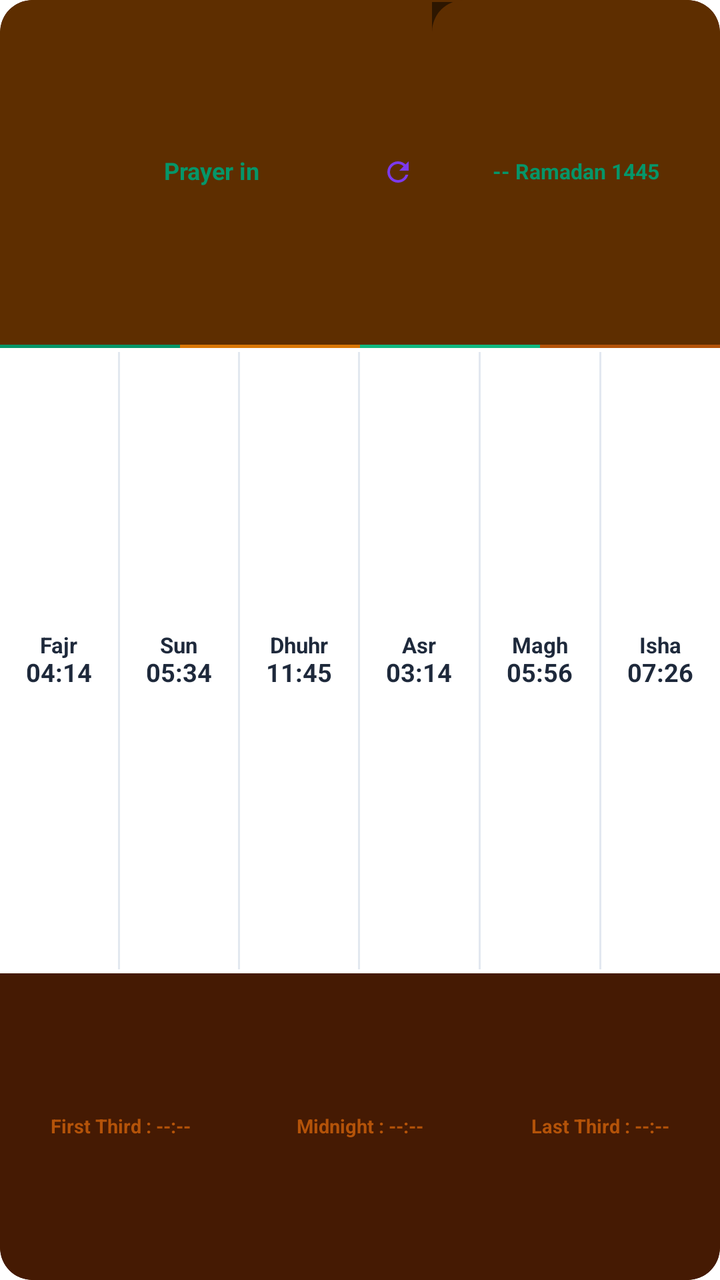
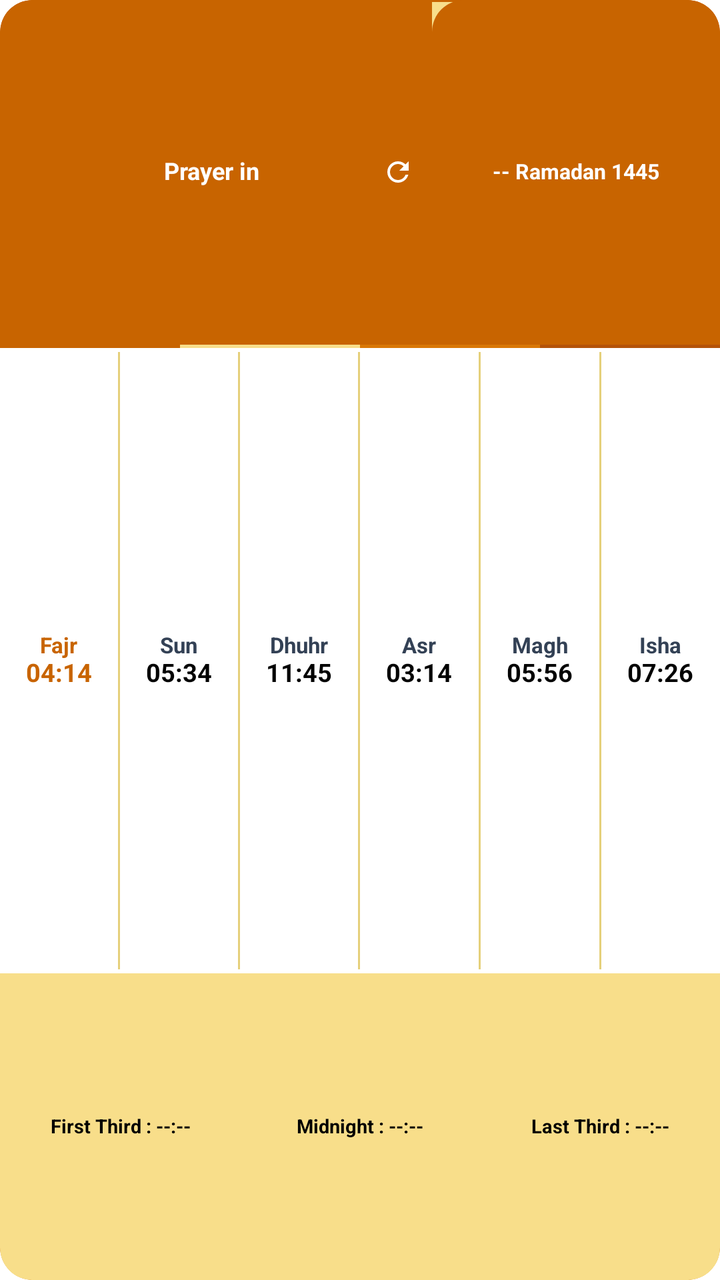

Screens rendered from an Android XML layout before and after an edit, with the pre-edit source and the edit as a unified diff.
<!-- AndroidManifest.xml: application theme AppTheme.NoActionBar -->
<!-- res/layout/prayer_widget_small_ltr.xml -->
<?xml version="1.0" encoding="utf-8"?>
<LinearLayout xmlns:android="http://schemas.android.com/apk/res/android"
    android:id="@+id/widget_root"
    android:layout_width="match_parent"
    android:layout_height="match_parent"
    android:orientation="vertical"
    android:layoutDirection="ltr"
    android:background="@drawable/widget_bg_white"
    android:clipToOutline="true"
    android:padding="0dp">

    
    <LinearLayout
        android:layout_width="match_parent"
        android:layout_height="0dp"
        android:layout_weight="27"
        android:orientation="horizontal"
        android:baselineAligned="false">

        
        <RelativeLayout
            android:id="@+id/widget_top_right_section"
            android:layout_width="0dp"
            android:layout_weight="6"
            android:layout_height="match_parent"
            android:background="@drawable/widget_top_right_bg"
            android:padding="0dp">

            
            <ImageView
                android:id="@+id/widget_app_icon_small"
                android:layout_width="18dp"
                android:layout_height="18dp"
                android:src="@mipmap/ic_launcher"
                android:layout_alignParentStart="true"
                android:layout_centerVertical="true"
                android:layout_marginStart="8dp"
                android:contentDescription="App Icon" />

            <ImageView
                android:id="@+id/widget_app_icon_large"
                android:layout_width="22dp"
                android:layout_height="22dp"
                android:src="@mipmap/ic_launcher"
                android:layout_alignParentStart="true"
                android:layout_centerVertical="true"
                android:layout_marginStart="8dp"
                android:visibility="gone"
                android:contentDescription="App Icon Large" />

            
            <LinearLayout
                android:id="@+id/widget_next_prayer_container"
                android:layout_width="wrap_content"
                android:layout_height="wrap_content"
                android:orientation="horizontal"
                android:layout_centerInParent="true"
                android:gravity="center">

                <TextView
                    android:id="@+id/widget_next_prayer_name"
                    android:layout_width="wrap_content"
                    android:layout_height="wrap_content"
                    android:text="Prayer in"
                    android:textColor="#059669"
                    android:textSize="12sp"
                    android:textStyle="bold"
                    android:singleLine="true"
                    android:includeFontPadding="false"
                    android:layout_marginEnd="4dp" />

                <Chronometer
                    android:id="@+id/widget_next_prayer_time"
                    android:layout_width="wrap_content"
                    android:layout_height="wrap_content"
                    android:textColor="#1E293B"
                    android:textSize="14sp"
                    android:textStyle="bold"
                    android:includeFontPadding="false"
                    android:countDown="true"
                    android:visibility="gone" />

                <TextView
                    android:id="@+id/widget_next_prayer_time_en"
                    android:layout_width="wrap_content"
                    android:layout_height="wrap_content"
                    android:textColor="#1E293B"
                    android:textSize="14sp"
                    android:textStyle="bold"
                    android:includeFontPadding="false" />
            </LinearLayout>

            
            <ImageView
                android:id="@+id/widget_btn_refresh"
                android:layout_width="18dp"
                android:layout_height="18dp"
                android:src="@drawable/ic_widget_refresh"
                android:layout_alignParentEnd="true"
                android:layout_centerVertical="true"
                android:layout_marginEnd="8dp"
                android:padding="1dp"
                android:contentDescription="Refresh" />
        </RelativeLayout>

        
        <LinearLayout
            android:id="@+id/widget_left_section"
            android:layout_width="0dp"
            android:layout_weight="4"
            android:layout_height="match_parent"
            android:background="@drawable/widget_left_bg"
            android:orientation="vertical"
            android:gravity="center"
            android:clickable="true"
            android:focusable="true"
            android:paddingStart="2dp"
            android:paddingEnd="2dp">

            <TextView
                android:id="@+id/widget_hijri_date"
                android:layout_width="match_parent"
                android:layout_height="wrap_content"
                android:text="-- Ramadan 1445"
                android:textColor="#059669"
                android:textSize="10.5sp"
                android:textStyle="bold"
                android:gravity="center"
                android:textAlignment="center"
                android:singleLine="true"
                android:includeFontPadding="false" />

            <TextView
                android:id="@+id/widget_gregorian_date"
                android:layout_width="match_parent"
                android:layout_height="wrap_content"
                android:text="-- -- --"
                android:textColor="#059669"
                android:textSize="9sp"
                android:textStyle="bold"
                android:gravity="center"
                android:textAlignment="center"
                android:singleLine="true"
                android:visibility="gone"
                android:includeFontPadding="false" />
        </LinearLayout>
    </LinearLayout>

    
    <LinearLayout
        android:id="@+id/widget_accent_strip"
        android:layout_width="match_parent"
        android:layout_height="1.5dp"
        android:orientation="horizontal"
        android:baselineAligned="false">
        <FrameLayout
            android:id="@+id/full_strip_purple"
            android:layout_width="0dp"
            android:layout_weight="1"
            android:layout_height="match_parent"
            android:background="#059669" />
        <FrameLayout
            android:id="@+id/full_strip_green"
            android:layout_width="0dp"
            android:layout_weight="1"
            android:layout_height="match_parent"
            android:background="#D97706" />
        <FrameLayout
            android:id="@+id/full_strip_teal"
            android:layout_width="0dp"
            android:layout_weight="1"
            android:layout_height="match_parent"
            android:background="#10B981" />
        <FrameLayout
            android:id="@+id/full_strip_terracotta"
            android:layout_width="0dp"
            android:layout_weight="1"
            android:layout_height="match_parent"
            android:background="#B45309" />
    </LinearLayout>

    
    <LinearLayout
        android:id="@+id/widget_middle_section"
        android:layout_width="match_parent"
        android:layout_height="0dp"
        android:layout_weight="49"
        android:orientation="horizontal"
        android:background="#FFFFFF"
        android:paddingTop="1dp"
        android:paddingBottom="1dp"
        android:clickable="true"
        android:focusable="true">

        
        <LinearLayout android:id="@+id/col_fajr" android:layout_width="0dp" android:layout_weight="1" android:layout_height="match_parent" android:orientation="vertical" android:gravity="center">
            <TextView android:id="@+id/name_fajr" android:layout_width="wrap_content" android:layout_height="wrap_content" android:text="Fajr" android:textColor="#1E293B" android:textSize="11sp" android:textStyle="bold" android:singleLine="true" android:includeFontPadding="false"/>
            <TextView android:id="@+id/time_fajr" android:layout_width="wrap_content" android:layout_height="wrap_content" android:text="04:14" android:textColor="#1E293B" android:textSize="12.5sp" android:textStyle="bold" android:singleLine="true" android:includeFontPadding="false"/>
        </LinearLayout>
        <FrameLayout android:id="@+id/sep_1" android:layout_width="1dp" android:layout_height="match_parent" android:background="#E2E8F0" android:layout_marginTop="1dp" android:layout_marginBottom="1dp"/>

        
        <LinearLayout android:id="@+id/col_sunrise" android:layout_width="0dp" android:layout_weight="1" android:layout_height="match_parent" android:orientation="vertical" android:gravity="center">
            <TextView android:id="@+id/name_sunrise" android:layout_width="wrap_content" android:layout_height="wrap_content" android:text="Sun" android:textColor="#1E293B" android:textSize="11sp" android:textStyle="bold" android:singleLine="true" android:includeFontPadding="false"/>
            <TextView android:id="@+id/time_sunrise" android:layout_width="wrap_content" android:layout_height="wrap_content" android:text="05:34" android:textColor="#1E293B" android:textSize="12.5sp" android:textStyle="bold" android:singleLine="true" android:includeFontPadding="false"/>
        </LinearLayout>
        <FrameLayout android:id="@+id/sep_2" android:layout_width="1dp" android:layout_height="match_parent" android:background="#E2E8F0" android:layout_marginTop="1dp" android:layout_marginBottom="1dp"/>

        
        <LinearLayout android:id="@+id/col_dhuhr" android:layout_width="0dp" android:layout_weight="1" android:layout_height="match_parent" android:orientation="vertical" android:gravity="center">
            <TextView android:id="@+id/name_dhuhr" android:layout_width="wrap_content" android:layout_height="wrap_content" android:text="Dhuhr" android:textColor="#1E293B" android:textSize="11sp" android:textStyle="bold" android:singleLine="true" android:includeFontPadding="false"/>
            <TextView android:id="@+id/time_dhuhr" android:layout_width="wrap_content" android:layout_height="wrap_content" android:text="11:45" android:textColor="#1E293B" android:textSize="12.5sp" android:textStyle="bold" android:singleLine="true" android:includeFontPadding="false"/>
        </LinearLayout>
        <FrameLayout android:id="@+id/sep_3" android:layout_width="1dp" android:layout_height="match_parent" android:background="#E2E8F0" android:layout_marginTop="1dp" android:layout_marginBottom="1dp"/>

        
        <LinearLayout android:id="@+id/col_asr" android:layout_width="0dp" android:layout_weight="1" android:layout_height="match_parent" android:orientation="vertical" android:gravity="center">
            <TextView android:id="@+id/name_asr" android:layout_width="wrap_content" android:layout_height="wrap_content" android:text="Asr" android:textColor="#1E293B" android:textSize="11sp" android:textStyle="bold" android:singleLine="true" android:includeFontPadding="false"/>
            <TextView android:id="@+id/time_asr" android:layout_width="wrap_content" android:layout_height="wrap_content" android:text="03:14" android:textColor="#1E293B" android:textSize="12.5sp" android:textStyle="bold" android:singleLine="true" android:includeFontPadding="false"/>
        </LinearLayout>
        <FrameLayout android:id="@+id/sep_4" android:layout_width="1dp" android:layout_height="match_parent" android:background="#E2E8F0" android:layout_marginTop="1dp" android:layout_marginBottom="1dp"/>

        
        <LinearLayout android:id="@+id/col_maghrib" android:layout_width="0dp" android:layout_weight="1" android:layout_height="match_parent" android:orientation="vertical" android:gravity="center">
            <TextView android:id="@+id/name_maghrib" android:layout_width="wrap_content" android:layout_height="wrap_content" android:text="Magh" android:textColor="#1E293B" android:textSize="11sp" android:textStyle="bold" android:singleLine="true" android:includeFontPadding="false"/>
            <TextView android:id="@+id/time_maghrib" android:layout_width="wrap_content" android:layout_height="wrap_content" android:text="05:56" android:textColor="#1E293B" android:textSize="12.5sp" android:textStyle="bold" android:singleLine="true" android:includeFontPadding="false"/>
        </LinearLayout>
        <FrameLayout android:id="@+id/sep_5" android:layout_width="1dp" android:layout_height="match_parent" android:background="#E2E8F0" android:layout_marginTop="1dp" android:layout_marginBottom="1dp"/>

        
        <LinearLayout android:id="@+id/col_isha" android:layout_width="0dp" android:layout_weight="1" android:layout_height="match_parent" android:orientation="vertical" android:gravity="center">
            <TextView android:id="@+id/name_isha" android:layout_width="wrap_content" android:layout_height="wrap_content" android:text="Isha" android:textColor="#1E293B" android:textSize="11sp" android:textStyle="bold" android:singleLine="true" android:includeFontPadding="false"/>
            <TextView android:id="@+id/time_isha" android:layout_width="wrap_content" android:layout_height="wrap_content" android:text="07:26" android:textColor="#1E293B" android:textSize="12.5sp" android:textStyle="bold" android:singleLine="true" android:includeFontPadding="false"/>
        </LinearLayout>
    </LinearLayout>

    
    <LinearLayout
        android:id="@+id/widget_bottom_section"
        android:layout_width="match_parent"
        android:layout_height="0dp"
        android:layout_weight="24"
        android:orientation="horizontal"
        android:background="@drawable/widget_bottom_bg"
        android:padding="0dp"
        android:gravity="center"
        android:clickable="true"
        android:focusable="true">

        <TextView
            android:id="@+id/widget_first_third"
            android:layout_width="0dp"
            android:layout_weight="1"
            android:layout_height="match_parent"
            android:text="First Third : --:--"
            android:textColor="#B45309"
            android:textSize="9.5sp"
            android:textStyle="bold"
            android:gravity="center"
            android:singleLine="true"
            android:includeFontPadding="false" />

        <TextView
            android:id="@+id/widget_midnight"
            android:layout_width="0dp"
            android:layout_weight="1"
            android:layout_height="match_parent"
            android:text="Midnight : --:--"
            android:textColor="#B45309"
            android:textSize="9.5sp"
            android:textStyle="bold"
            android:gravity="center"
            android:singleLine="true"
            android:includeFontPadding="false" />

        <TextView
            android:id="@+id/widget_last_third"
            android:layout_width="0dp"
            android:layout_weight="1"
            android:layout_height="match_parent"
            android:text="Last Third : --:--"
            android:textColor="#B45309"
            android:textSize="9.5sp"
            android:textStyle="bold"
            android:gravity="center"
            android:singleLine="true"
            android:includeFontPadding="false" />
    </LinearLayout>
</LinearLayout>
<!-- resources referenced by this layout -->
<resources>
  <!-- drawable ic_widget_refresh (drawable) -->
  <vector xmlns:android="http://schemas.android.com/apk/res/android"
      android:width="24dp"
      android:height="24dp"
      android:viewportWidth="24"
      android:viewportHeight="24">
    <path
        android:fillColor="#7c3aed"
        android:pathData="M17.65,6.35C16.2,4.9 14.21,4 12,4c-4.42,0 -7.99,3.58 -7.99,8s3.57,8 7.99,8c3.73,0 6.84,-2.55 7.73,-6h-2.08c-0.82,2.33 -3.04,4 -5.65,4 -3.31,0 -6,-2.69 -6,-6s2.69,-6 6,-6c1.66,0 3.14,0.69 4.22,1.78L13,11h7V4l-2.35,2.35z"/>
  </vector>
  <!-- drawable widget_bg_white (drawable) -->
  <?xml version="1.0" encoding="utf-8"?>
  <shape xmlns:android="http://schemas.android.com/apk/res/android">
      <solid android:color="#2D1600" />
      <corners android:radius="16dp" />
      <stroke android:width="1dp" android:color="#5E2E00" />
  </shape>
  <!-- drawable widget_bottom_bg (drawable) -->
  <?xml version="1.0" encoding="utf-8"?>
  <shape xmlns:android="http://schemas.android.com/apk/res/android">
      <solid android:color="#451A03" />
      <corners android:bottomLeftRadius="16dp" android:bottomRightRadius="16dp" />
  </shape>
  <!-- drawable widget_left_bg (drawable) -->
  <?xml version="1.0" encoding="utf-8"?>
  <shape xmlns:android="http://schemas.android.com/apk/res/android">
      <solid android:color="#5E2E00" />
      <corners android:topRightRadius="16dp" android:topLeftRadius="16dp" />
  </shape>
  <!-- drawable widget_top_right_bg (drawable) -->
  <?xml version="1.0" encoding="utf-8"?>
  <shape xmlns:android="http://schemas.android.com/apk/res/android">
      <solid android:color="#5E2E00" />
      <corners android:topLeftRadius="16dp" />
  </shape>
  <!-- mipmap ic_launcher (mipmap-anydpi-v26) -->
  <?xml version="1.0" encoding="utf-8"?>
  <adaptive-icon xmlns:android="http://schemas.android.com/apk/res/android">
      <background android:drawable="@color/ic_launcher_background" />
      <foreground android:drawable="@mipmap/ic_launcher_foreground" />
  </adaptive-icon>
  <color name="ic_launcher_background">#FFFFFF</color>
</resources>

<!-- the commit's change to res/layout/prayer_widget_small_ltr.xml (unified diff, before → after) -->
@@ -62,7 +62,7 @@
                     android:layout_width="wrap_content"
                     android:layout_height="wrap_content"
                     android:text="Prayer in"
-                    android:textColor="#059669"
+                    android:textColor="#FFFFFF"
                     android:textSize="12sp"
                     android:textStyle="bold"
                     android:singleLine="true"
@@ -73,7 +73,7 @@
                     android:id="@+id/widget_next_prayer_time"
                     android:layout_width="wrap_content"
                     android:layout_height="wrap_content"
-                    android:textColor="#1E293B"
+                    android:textColor="#FFFFFF"
                     android:textSize="14sp"
                     android:textStyle="bold"
                     android:includeFontPadding="false"
@@ -84,7 +84,7 @@
                     android:id="@+id/widget_next_prayer_time_en"
                     android:layout_width="wrap_content"
                     android:layout_height="wrap_content"
-                    android:textColor="#1E293B"
+                    android:textColor="#FFFFFF"
                     android:textSize="14sp"
                     android:textStyle="bold"
                     android:includeFontPadding="false" />
@@ -96,6 +96,7 @@
                 android:layout_width="18dp"
                 android:layout_height="18dp"
                 android:src="@drawable/ic_widget_refresh"
+                android:tint="#FFFFFF"
                 android:layout_alignParentEnd="true"
                 android:layout_centerVertical="true"
                 android:layout_marginEnd="8dp"
@@ -122,7 +123,7 @@
                 android:layout_width="match_parent"
                 android:layout_height="wrap_content"
                 android:text="-- Ramadan 1445"
-                android:textColor="#059669"
+                android:textColor="#FFFFFF"
                 android:textSize="10.5sp"
                 android:textStyle="bold"
                 android:gravity="center"
@@ -135,7 +136,7 @@
                 android:layout_width="match_parent"
                 android:layout_height="wrap_content"
                 android:text="-- -- --"
-                android:textColor="#059669"
+                android:textColor="#FFFFFF"
                 android:textSize="9sp"
                 android:textStyle="bold"
                 android:gravity="center"
@@ -158,19 +159,19 @@
             android:layout_width="0dp"
             android:layout_weight="1"
             android:layout_height="match_parent"
-            android:background="#059669" />
+            android:background="#C86400" />
         <FrameLayout
             android:id="@+id/full_strip_green"
             android:layout_width="0dp"
             android:layout_weight="1"
             android:layout_height="match_parent"
+            android:background="#F8DE8A" />
+        <FrameLayout
+            android:id="@+id/full_strip_teal"
+            android:layout_width="0dp"
+            android:layout_weight="1"
+            android:layout_height="match_parent"
             android:background="#D97706" />
-        <FrameLayout
-            android:id="@+id/full_strip_teal"
-            android:layout_width="0dp"
-            android:layout_weight="1"
-            android:layout_height="match_parent"
-            android:background="#10B981" />
         <FrameLayout
             android:id="@+id/full_strip_terracotta"
             android:layout_width="0dp"
@@ -194,43 +195,43 @@
 
         
         <LinearLayout android:id="@+id/col_fajr" android:layout_width="0dp" android:layout_weight="1" android:layout_height="match_parent" android:orientation="vertical" android:gravity="center">
-            <TextView android:id="@+id/name_fajr" android:layout_width="wrap_content" android:layout_height="wrap_content" android:text="Fajr" android:textColor="#1E293B" android:textSize="11sp" android:textStyle="bold" android:singleLine="true" android:includeFontPadding="false"/>
-            <TextView android:id="@+id/time_fajr" android:layout_width="wrap_content" android:layout_height="wrap_content" android:text="04:14" android:textColor="#1E293B" android:textSize="12.5sp" android:textStyle="bold" android:singleLine="true" android:includeFontPadding="false"/>
-        </LinearLayout>
-        <FrameLayout android:id="@+id/sep_1" android:layout_width="1dp" android:layout_height="match_parent" android:background="#E2E8F0" android:layout_marginTop="1dp" android:layout_marginBottom="1dp"/>
+            <TextView android:id="@+id/name_fajr" android:layout_width="wrap_content" android:layout_height="wrap_content" android:text="Fajr" android:textColor="#C86400" android:textSize="11sp" android:textStyle="bold" android:singleLine="true" android:includeFontPadding="false"/>
+            <TextView android:id="@+id/time_fajr" android:layout_width="wrap_content" android:layout_height="wrap_content" android:text="04:14" android:textColor="#C86400" android:textSize="12.5sp" android:textStyle="bold" android:singleLine="true" android:includeFontPadding="false"/>
+        </LinearLayout>
+        <FrameLayout android:id="@+id/sep_1" android:layout_width="1dp" android:layout_height="match_parent" android:background="#E5D07B" android:layout_marginTop="1dp" android:layout_marginBottom="1dp"/>
 
         
         <LinearLayout android:id="@+id/col_sunrise" android:layout_width="0dp" android:layout_weight="1" android:layout_height="match_parent" android:orientation="vertical" android:gravity="center">
-            <TextView android:id="@+id/name_sunrise" android:layout_width="wrap_content" android:layout_height="wrap_content" android:text="Sun" android:textColor="#1E293B" android:textSize="11sp" android:textStyle="bold" android:singleLine="true" android:includeFontPadding="false"/>
-            <TextView android:id="@+id/time_sunrise" android:layout_width="wrap_content" android:layout_height="wrap_content" android:text="05:34" android:textColor="#1E293B" android:textSize="12.5sp" android:textStyle="bold" android:singleLine="true" android:includeFontPadding="false"/>
-        </LinearLayout>
-        <FrameLayout android:id="@+id/sep_2" android:layout_width="1dp" android:layout_height="match_parent" android:background="#E2E8F0" android:layout_marginTop="1dp" android:layout_marginBottom="1dp"/>
+            <TextView android:id="@+id/name_sunrise" android:layout_width="wrap_content" android:layout_height="wrap_content" android:text="Sun" android:textColor="#334155" android:textSize="11sp" android:textStyle="bold" android:singleLine="true" android:includeFontPadding="false"/>
+            <TextView android:id="@+id/time_sunrise" android:layout_width="wrap_content" android:layout_height="wrap_content" android:text="05:34" android:textColor="#000000" android:textSize="12.5sp" android:textStyle="bold" android:singleLine="true" android:includeFontPadding="false"/>
+        </LinearLayout>
+        <FrameLayout android:id="@+id/sep_2" android:layout_width="1dp" android:layout_height="match_parent" android:background="#E5D07B" android:layout_marginTop="1dp" android:layout_marginBottom="1dp"/>
 
         
         <LinearLayout android:id="@+id/col_dhuhr" android:layout_width="0dp" android:layout_weight="1" android:layout_height="match_parent" android:orientation="vertical" android:gravity="center">
-            <TextView android:id="@+id/name_dhuhr" android:layout_width="wrap_content" android:layout_height="wrap_content" android:text="Dhuhr" android:textColor="#1E293B" android:textSize="11sp" android:textStyle="bold" android:singleLine="true" android:includeFontPadding="false"/>
-            <TextView android:id="@+id/time_dhuhr" android:layout_width="wrap_content" android:layout_height="wrap_content" android:text="11:45" android:textColor="#1E293B" android:textSize="12.5sp" android:textStyle="bold" android:singleLine="true" android:includeFontPadding="false"/>
-        </LinearLayout>
-        <FrameLayout android:id="@+id/sep_3" android:layout_width="1dp" android:layout_height="match_parent" android:background="#E2E8F0" android:layout_marginTop="1dp" android:layout_marginBottom="1dp"/>
+            <TextView android:id="@+id/name_dhuhr" android:layout_width="wrap_content" android:layout_height="wrap_content" android:text="Dhuhr" android:textColor="#334155" android:textSize="11sp" android:textStyle="bold" android:singleLine="true" android:includeFontPadding="false"/>
+            <TextView android:id="@+id/time_dhuhr" android:layout_width="wrap_content" android:layout_height="wrap_content" android:text="11:45" android:textColor="#000000" android:textSize="12.5sp" android:textStyle="bold" android:singleLine="true" android:includeFontPadding="false"/>
+        </LinearLayout>
+        <FrameLayout android:id="@+id/sep_3" android:layout_width="1dp" android:layout_height="match_parent" android:background="#E5D07B" android:layout_marginTop="1dp" android:layout_marginBottom="1dp"/>
 
         
         <LinearLayout android:id="@+id/col_asr" android:layout_width="0dp" android:layout_weight="1" android:layout_height="match_parent" android:orientation="vertical" android:gravity="center">
-            <TextView android:id="@+id/name_asr" android:layout_width="wrap_content" android:layout_height="wrap_content" android:text="Asr" android:textColor="#1E293B" android:textSize="11sp" android:textStyle="bold" android:singleLine="true" android:includeFontPadding="false"/>
-            <TextView android:id="@+id/time_asr" android:layout_width="wrap_content" android:layout_height="wrap_content" android:text="03:14" android:textColor="#1E293B" android:textSize="12.5sp" android:textStyle="bold" android:singleLine="true" android:includeFontPadding="false"/>
-        </LinearLayout>
-        <FrameLayout android:id="@+id/sep_4" android:layout_width="1dp" android:layout_height="match_parent" android:background="#E2E8F0" android:layout_marginTop="1dp" android:layout_marginBottom="1dp"/>
+            <TextView android:id="@+id/name_asr" android:layout_width="wrap_content" android:layout_height="wrap_content" android:text="Asr" android:textColor="#334155" android:textSize="11sp" android:textStyle="bold" android:singleLine="true" android:includeFontPadding="false"/>
+            <TextView android:id="@+id/time_asr" android:layout_width="wrap_content" android:layout_height="wrap_content" android:text="03:14" android:textColor="#000000" android:textSize="12.5sp" android:textStyle="bold" android:singleLine="true" android:includeFontPadding="false"/>
+        </LinearLayout>
+        <FrameLayout android:id="@+id/sep_4" android:layout_width="1dp" android:layout_height="match_parent" android:background="#E5D07B" android:layout_marginTop="1dp" android:layout_marginBottom="1dp"/>
 
         
         <LinearLayout android:id="@+id/col_maghrib" android:layout_width="0dp" android:layout_weight="1" android:layout_height="match_parent" android:orientation="vertical" android:gravity="center">
-            <TextView android:id="@+id/name_maghrib" android:layout_width="wrap_content" android:layout_height="wrap_content" android:text="Magh" android:textColor="#1E293B" android:textSize="11sp" android:textStyle="bold" android:singleLine="true" android:includeFontPadding="false"/>
-            <TextView android:id="@+id/time_maghrib" android:layout_width="wrap_content" android:layout_height="wrap_content" android:text="05:56" android:textColor="#1E293B" android:textSize="12.5sp" android:textStyle="bold" android:singleLine="true" android:includeFontPadding="false"/>
-        </LinearLayout>
-        <FrameLayout android:id="@+id/sep_5" android:layout_width="1dp" android:layout_height="match_parent" android:background="#E2E8F0" android:layout_marginTop="1dp" android:layout_marginBottom="1dp"/>
+            <TextView android:id="@+id/name_maghrib" android:layout_width="wrap_content" android:layout_height="wrap_content" android:text="Magh" android:textColor="#334155" android:textSize="11sp" android:textStyle="bold" android:singleLine="true" android:includeFontPadding="false"/>
+            <TextView android:id="@+id/time_maghrib" android:layout_width="wrap_content" android:layout_height="wrap_content" android:text="05:56" android:textColor="#000000" android:textSize="12.5sp" android:textStyle="bold" android:singleLine="true" android:includeFontPadding="false"/>
+        </LinearLayout>
+        <FrameLayout android:id="@+id/sep_5" android:layout_width="1dp" android:layout_height="match_parent" android:background="#E5D07B" android:layout_marginTop="1dp" android:layout_marginBottom="1dp"/>
 
         
         <LinearLayout android:id="@+id/col_isha" android:layout_width="0dp" android:layout_weight="1" android:layout_height="match_parent" android:orientation="vertical" android:gravity="center">
-            <TextView android:id="@+id/name_isha" android:layout_width="wrap_content" android:layout_height="wrap_content" android:text="Isha" android:textColor="#1E293B" android:textSize="11sp" android:textStyle="bold" android:singleLine="true" android:includeFontPadding="false"/>
-            <TextView android:id="@+id/time_isha" android:layout_width="wrap_content" android:layout_height="wrap_content" android:text="07:26" android:textColor="#1E293B" android:textSize="12.5sp" android:textStyle="bold" android:singleLine="true" android:includeFontPadding="false"/>
+            <TextView android:id="@+id/name_isha" android:layout_width="wrap_content" android:layout_height="wrap_content" android:text="Isha" android:textColor="#334155" android:textSize="11sp" android:textStyle="bold" android:singleLine="true" android:includeFontPadding="false"/>
+            <TextView android:id="@+id/time_isha" android:layout_width="wrap_content" android:layout_height="wrap_content" android:text="07:26" android:textColor="#000000" android:textSize="12.5sp" android:textStyle="bold" android:singleLine="true" android:includeFontPadding="false"/>
         </LinearLayout>
     </LinearLayout>
 
@@ -253,7 +254,7 @@
             android:layout_weight="1"
             android:layout_height="match_parent"
             android:text="First Third : --:--"
-            android:textColor="#B45309"
+            android:textColor="#000000"
             android:textSize="9.5sp"
             android:textStyle="bold"
             android:gravity="center"
@@ -266,7 +267,7 @@
             android:layout_weight="1"
             android:layout_height="match_parent"
             android:text="Midnight : --:--"
-            android:textColor="#B45309"
+            android:textColor="#000000"
             android:textSize="9.5sp"
             android:textStyle="bold"
             android:gravity="center"
@@ -279,7 +280,7 @@
             android:layout_weight="1"
             android:layout_height="match_parent"
             android:text="Last Third : --:--"
-            android:textColor="#B45309"
+            android:textColor="#000000"
             android:textSize="9.5sp"
             android:textStyle="bold"
             android:gravity="center"
<!-- resource entries referenced after the edit -->
@@ -13,26 +13,26 @@
   <!-- drawable widget_bg_white (drawable) -->
   <?xml version="1.0" encoding="utf-8"?>
   <shape xmlns:android="http://schemas.android.com/apk/res/android">
-      <solid android:color="#2D1600" />
+      <solid android:color="#F8DE8A" />
       <corners android:radius="16dp" />
-      <stroke android:width="1dp" android:color="#5E2E00" />
+      <stroke android:width="1dp" android:color="#C86400" />
   </shape>
   <!-- drawable widget_bottom_bg (drawable) -->
   <?xml version="1.0" encoding="utf-8"?>
   <shape xmlns:android="http://schemas.android.com/apk/res/android">
-      <solid android:color="#451A03" />
+      <solid android:color="#F8DE8A" />
       <corners android:bottomLeftRadius="16dp" android:bottomRightRadius="16dp" />
   </shape>
   <!-- drawable widget_left_bg (drawable) -->
   <?xml version="1.0" encoding="utf-8"?>
   <shape xmlns:android="http://schemas.android.com/apk/res/android">
-      <solid android:color="#5E2E00" />
+      <solid android:color="#C86400" />
       <corners android:topRightRadius="16dp" android:topLeftRadius="16dp" />
   </shape>
   <!-- drawable widget_top_right_bg (drawable) -->
   <?xml version="1.0" encoding="utf-8"?>
   <shape xmlns:android="http://schemas.android.com/apk/res/android">
-      <solid android:color="#5E2E00" />
+      <solid android:color="#C86400" />
       <corners android:topLeftRadius="16dp" />
   </shape>
   <!-- mipmap ic_launcher (mipmap-anydpi-v26) -->
